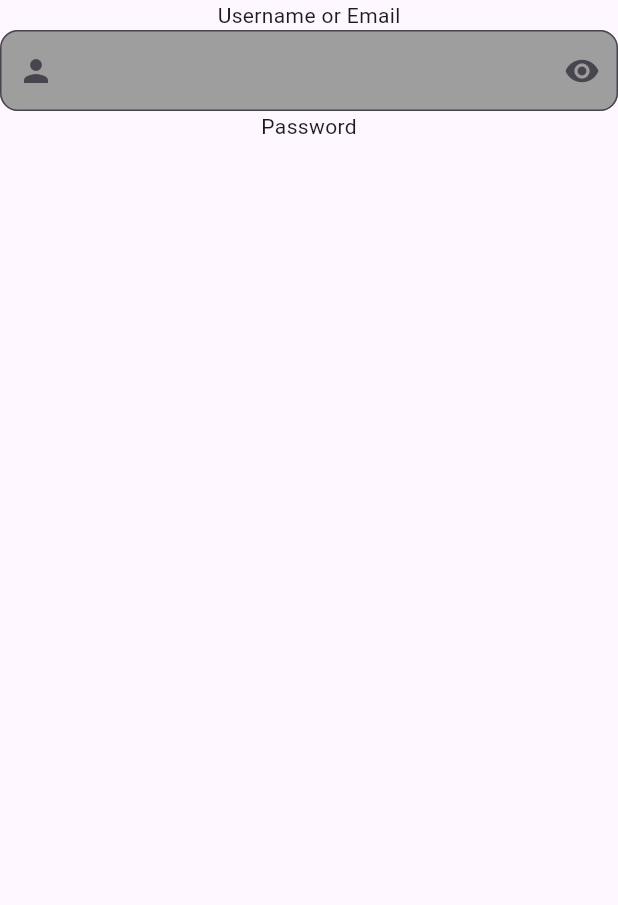
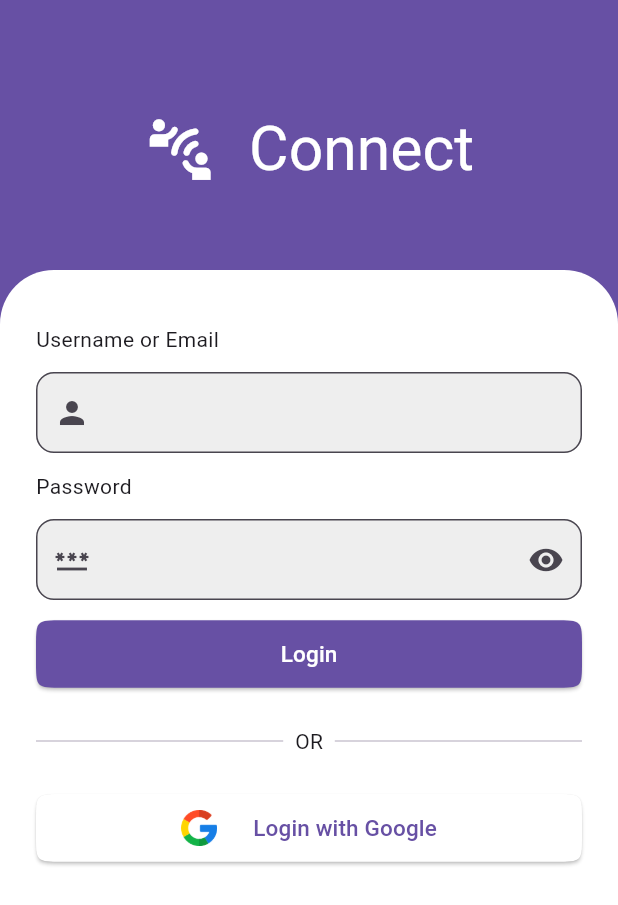
Before and after one commit to bienvenuelisis/connect_app, a Flutter app: the screen it shows after launch, on a phone screen of 412 x 824 dp. Shown: the top 905 px of the screen. Run offline on Flutter 3.47's test engine with Material 3 defaults, Android fonts, the phone set to English and light mode, and no system bars; missing offline and left inert: encryption_lib.

Commit message:
On boading UI screen

```diff
--- a/lib/android/app.dart
+++ b/lib/android/app.dart
@@ -1,7 +1,8 @@
+import 'package:connect_app/commons/constants/constants.dart';
 import 'package:flutter/material.dart';
 
-import 'commons/theme.dart';
-import 'screens/splash_screen.dart';
+import 'core/theme.dart';
+import '../commons/screens/splash_screen.dart';
 
 class AndroidApp extends StatelessWidget {
   const AndroidApp({super.key});
@@ -9,7 +10,7 @@ class AndroidApp extends StatelessWidget {
   @override
   Widget build(BuildContext context) {
     return MaterialApp(
-      title: "Connect App",
+      title: appTitle,
       home: const SplashScreen(),
       debugShowCheckedModeBanner: false,
       theme: androidLightTheme,
--- a/lib/android/screens/onboarding_screen.dart
+++ b/lib/android/screens/onboarding_screen.dart
@@ -1,3 +1,6 @@
+import 'package:connect_app/android/widgets/on_boarding_form.dart';
+import 'package:connect_app/commons/layouts/rounded_top_app_bar_layout.dart';
+import 'package:connect_app/commons/widgets/app_icon_and_title.dart';
 import 'package:flutter/material.dart';
 
 class OnBoardingScreen extends StatelessWidget {
@@ -5,28 +8,18 @@ class OnBoardingScreen extends StatelessWidget {
 
   @override
   Widget build(BuildContext context) {
-    return Material(
-      child: Column(
+    return RoundedTopAppBarLayout(
+      appBar: Transform.scale(
+        scale: 0.9,
+        child: const AppIconAndTitle(),
+      ),
+      body: const Column(
+        crossAxisAlignment: CrossAxisAlignment.start,
         children: [
-          const Text("Username or Email"),
-          TextField(
-            style: const TextStyle(
-              color: Colors.white,
-            ),
-            decoration: InputDecoration(
-              prefixIcon: const Icon(Icons.person),
-              suffixIcon: const Icon(Icons.visibility),
-              fillColor: Colors.grey,
-              filled: true,
-              constraints: const BoxConstraints(
-                maxHeight: 54,
-              ),
-              border: OutlineInputBorder(
-                borderRadius: BorderRadius.circular(12),
-              ),
-            ),
+          Padding(
+            padding: EdgeInsets.only(top: 36),
+            child: OnBoardingForm(),
           ),
-          const Text("Password"),
         ],
       ),
     );
--- /dev/null
+++ b/lib/android/widgets/on_boarding_form.dart
@@ -0,0 +1,137 @@
+import 'package:flutter/material.dart';
+
+class OnBoardingForm extends StatelessWidget {
+  const OnBoardingForm({
+    super.key,
+  });
+
+  @override
+  Widget build(BuildContext context) {
+    final size = MediaQuery.sizeOf(context);
+
+    return Padding(
+      padding: const EdgeInsets.symmetric(horizontal: 24.0),
+      child: Column(
+        crossAxisAlignment: CrossAxisAlignment.start,
+        children: [
+          const Text("Username or Email"),
+          const _Gap(),
+          TextField(
+            style: const TextStyle(
+              color: Colors.white,
+            ),
+            decoration: InputDecoration(
+              prefixIcon: const Icon(Icons.person),
+              fillColor: Colors.grey[200],
+              filled: true,
+              constraints: const BoxConstraints(
+                maxHeight: 54,
+              ),
+              border: OutlineInputBorder(
+                borderRadius: BorderRadius.circular(12),
+              ),
+            ),
+          ),
+          const _Gap(),
+          const Text("Password"),
+          const _Gap(),
+          TextField(
+            style: const TextStyle(
+              color: Colors.white,
+            ),
+            decoration: InputDecoration(
+              prefixIcon: const Icon(Icons.password),
+              suffixIcon: const Icon(Icons.visibility),
+              fillColor: Colors.grey[200],
+              filled: true,
+              constraints: const BoxConstraints(
+                maxHeight: 54,
+              ),
+              border: OutlineInputBorder(
+                borderRadius: BorderRadius.circular(12),
+              ),
+            ),
+          ),
+          const _Gap(),
+          ElevatedButton(
+            onPressed: () {},
+            style: ElevatedButton.styleFrom(
+              fixedSize: Size(size.width - 36, 45),
+              backgroundColor: Theme.of(context).primaryColor,
+              shape: ContinuousRectangleBorder(
+                borderRadius: BorderRadius.circular(18),
+              ),
+            ),
+            child: const Text(
+              "Login",
+              style: TextStyle(
+                color: Colors.white,
+                fontSize: 15,
+              ),
+            ),
+          ),
+          const _Gap(),
+          const _Gap(),
+          Row(
+            mainAxisAlignment: MainAxisAlignment.spaceBetween,
+            children: [
+              SizedBox(
+                width: size.width * 0.4,
+                child: const Divider(),
+              ),
+              const Text("OR"),
+              SizedBox(
+                width: size.width * 0.4,
+                child: const Divider(),
+              ),
+            ],
+          ),
+          const _Gap(),
+          const _Gap(),
+          ElevatedButton(
+            onPressed: () {},
+            style: ElevatedButton.styleFrom(
+              fixedSize: Size(size.width - 36, 45),
+              backgroundColor: Colors.white,
+              shape: ContinuousRectangleBorder(
+                borderRadius: BorderRadius.circular(18),
+              ),
+            ),
+            child: Row(
+              mainAxisAlignment: MainAxisAlignment.center,
+              children: [
+                Image.asset(
+                  "assets/images/google.png",
+                  width: 24,
+                ),
+                const SizedBox(
+                  width: 24,
+                ),
+                Text(
+                  "Login with Google",
+                  style: TextStyle(
+                    color: Theme.of(context).primaryColor,
+                    fontSize: 15,
+                  ),
+                ),
+              ],
+            ),
+          ),
+        ],
+      ),
+    );
+  }
+}
+
+class _Gap extends StatelessWidget {
+  const _Gap({
+    super.key,
+  });
+
+  @override
+  Widget build(BuildContext context) {
+    return const SizedBox(
+      height: 12,
+    );
+  }
+}
--- /dev/null
+++ b/lib/commons/constants/constants.dart
@@ -0,0 +1 @@
+const appTitle = "Connect App";
--- /dev/null
+++ b/lib/commons/layouts/multi_platform_widget.dart
@@ -0,0 +1,20 @@
+import 'dart:io';
+
+import 'package:flutter/widgets.dart';
+
+class MultiPlatformWidget extends StatelessWidget {
+  const MultiPlatformWidget({
+    super.key,
+    required this.android,
+    required this.ios,
+  });
+
+  final Widget android;
+  final Widget ios;
+
+  @override
+  Widget build(BuildContext context) {
+    return android;
+    return Platform.isIOS ? ios : android;
+  }
+}
--- /dev/null
+++ b/lib/commons/layouts/rounded_top_app_bar_layout.dart
@@ -0,0 +1,61 @@
+import 'package:flutter/material.dart';
+
+class RoundedTopAppBarLayout extends StatelessWidget {
+  const RoundedTopAppBarLayout({
+    super.key,
+    required this.appBar,
+    required this.body,
+  });
+
+  final Widget appBar;
+  final Widget body;
+
+  @override
+  Widget build(BuildContext context) {
+    final theme = Theme.of(context);
+    final size = MediaQuery.sizeOf(context);
+
+    return Material(
+      color: theme.primaryColor,
+      child: SizedBox(
+        width: size.width,
+        height: size.height,
+        child: Stack(
+          children: [
+            Positioned(
+              top: 0,
+              left: 0,
+              child: SizedBox(
+                width: size.width,
+                height: 200,
+                child: DecoratedBox(
+                  decoration: BoxDecoration(
+                    color: theme.primaryColor,
+                  ),
+                  child: appBar,
+                ),
+              ),
+            ),
+            Positioned(
+              top: 180,
+              left: 0,
+              child: SizedBox(
+                width: size.width,
+                height: size.height - 180,
+                child: DecoratedBox(
+                  decoration: const BoxDecoration(
+                    color: Colors.white,
+                    borderRadius: BorderRadius.vertical(
+                      top: Radius.circular(36),
+                    ),
+                  ),
+                  child: body,
+                ),
+              ),
+            ),
+          ],
+        ),
+      ),
+    );
+  }
+}
--- a/lib/android/screens/splash_screen.dart
+++ b/lib/commons/screens/splash_screen.dart
@@ -1,7 +1,10 @@
+import 'package:connect_app/android/functions/navigation.dart';
+import 'package:connect_app/commons/layouts/multi_platform_widget.dart';
+import 'package:connect_app/commons/widgets/app_icon_and_title.dart';
 import 'package:flutter/material.dart';
 
-import '../commons/navigation.dart';
-import 'onboarding_screen.dart';
+import '../../android/screens/onboarding_screen.dart' as android;
+import '../../ios/screens/onboarding_screen.dart' as ios;
 
 class SplashScreen extends StatefulWidget {
   const SplashScreen({super.key});
@@ -12,8 +15,14 @@ class SplashScreen extends StatefulWidget {
 
 class _SplashScreenState extends State<SplashScreen>
     with SingleTickerProviderStateMixin {
+  late AnimationController controller;
   Duration duration = const Duration(seconds: 3);
-  late AnimationController controller;
+
+  @override
+  void dispose() {
+    controller.stop();
+    super.dispose();
+  }
 
   @override
   void initState() {
@@ -22,7 +31,10 @@ class _SplashScreenState extends State<SplashScreen>
     ).then(
       (_) => pushToAndRemoveAll(
         context,
-        const OnBoardingScreen(),
+        const MultiPlatformWidget(
+          android: android.OnBoardingScreen(),
+          ios: ios.OnBoardingScreen(),
+        ),
       ),
     );
     controller = AnimationController(
@@ -30,6 +42,10 @@ class _SplashScreenState extends State<SplashScreen>
       duration: duration,
     );
     controller.forward();
+    controller.repeat(
+      reverse: true,
+      min: 0.5,
+    );
     super.initState();
   }
 
@@ -37,32 +53,19 @@ class _SplashScreenState extends State<SplashScreen>
   Widget build(BuildContext context) {
     final theme = Theme.of(context);
 
-    return Material(
+    return ColoredBox(
       color: theme.primaryColor,
       child: Center(
         child: AnimatedBuilder(
           animation: controller,
           builder: (context, child) {
-            return child!;
+            //print(controller.value);
+            return Transform.scale(
+              scale: controller.value * 1.5,
+              child: child!,
+            );
           },
-          child: Row(
-            mainAxisAlignment: MainAxisAlignment.center,
-            children: [
-              const Icon(
-                Icons.connect_without_contact_rounded,
-                size: 54,
-              ),
-              const SizedBox(
-                width: 24,
-              ),
-              Text(
-                "Connect",
-                style: theme.textTheme.displayMedium?.copyWith(
-                  color: Colors.white,
-                ),
-              ),
-            ],
-          ),
+          child: const AppIconAndTitle(),
         ),
       ),
     );
--- /dev/null
+++ b/lib/commons/widgets/app_icon_and_title.dart
@@ -0,0 +1,32 @@
+import 'package:flutter/material.dart';
+
+class AppIconAndTitle extends StatelessWidget {
+  const AppIconAndTitle({
+    super.key,
+  });
+
+  @override
+  Widget build(BuildContext context) {
+    final theme = Theme.of(context);
+
+    return Row(
+      mainAxisAlignment: MainAxisAlignment.center,
+      children: [
+        const Icon(
+          Icons.connect_without_contact_rounded,
+          size: 54,
+          color: Colors.white,
+        ),
+        const SizedBox(
+          width: 24,
+        ),
+        Text(
+          "Connect",
+          style: theme.textTheme.displayMedium?.copyWith(
+            color: Colors.white,
+          ),
+        ),
+      ],
+    );
+  }
+}
--- a/lib/ios/app.dart
+++ b/lib/ios/app.dart
@@ -1,3 +1,6 @@
+import 'package:connect_app/commons/constants/constants.dart';
+import 'package:connect_app/commons/screens/splash_screen.dart';
+import 'package:connect_app/ios/core/theme.dart';
 import 'package:flutter/cupertino.dart';
 
 class IOSApp extends StatelessWidget {
@@ -5,6 +8,11 @@ class IOSApp extends StatelessWidget {
 
   @override
   Widget build(BuildContext context) {
-    return const CupertinoApp();
+    return const CupertinoApp(
+      home: SplashScreen(),
+      title: appTitle,
+      debugShowCheckedModeBanner: false,
+      theme: cupertinoLightTheme,
+    );
   }
 }
--- /dev/null
+++ b/lib/ios/core/theme.dart
@@ -0,0 +1,5 @@
+import 'package:flutter/cupertino.dart';
+
+const cupertinoLightTheme = CupertinoThemeData(
+  applyThemeToAll: false,
+);
--- /dev/null
+++ b/lib/ios/screens/onboarding_screen.dart
@@ -0,0 +1,36 @@
+import 'package:flutter/cupertino.dart';
+import 'package:flutter/material.dart';
+
+class OnBoardingScreen extends StatelessWidget {
+  const OnBoardingScreen({super.key});
+
+  @override
+  Widget build(BuildContext context) {
+    return ColoredBox(
+      color: Colors.white,
+      child: Padding(
+        padding: const EdgeInsets.symmetric(horizontal: 8.0),
+        child: Column(
+          crossAxisAlignment: CrossAxisAlignment.start,
+          mainAxisAlignment: MainAxisAlignment.center,
+          children: [
+            const Text("Username or Email"),
+            const SizedBox(
+              height: 12,
+            ),
+            CupertinoTextField(
+              style: const TextStyle(
+                color: Colors.white,
+              ),
+              decoration: BoxDecoration(
+                color: Colors.grey,
+                border: Border.all(),
+              ),
+            ),
+            const Text("Password"),
+          ],
+        ),
+      ),
+    );
+  }
+}
--- a/lib/main.dart
+++ b/lib/main.dart
@@ -1,6 +1,5 @@
-import 'dart:io' show Platform;
-
 import 'package:connect_app/android/app.dart';
+import 'package:connect_app/commons/layouts/multi_platform_widget.dart';
 import 'package:connect_app/ios/app.dart';
 import 'package:flutter/material.dart';
 
@@ -13,7 +12,9 @@ class MainApp extends StatelessWidget {
 
   @override
   Widget build(BuildContext context) {
-    return const AndroidApp();
-    return Platform.isAndroid ? const AndroidApp() : const IOSApp();
+    return const MultiPlatformWidget(
+      android: AndroidApp(),
+      ios: IOSApp(),
+    );
   }
 }
```
Also changed, not shown: assets/images/google.png (added), lib/android/core/theme.dart (renamed from lib/android/commons/theme.dart), lib/android/functions/encryptions_utils.dart (renamed from lib/android/commons/encryptions_utils.dart), lib/android/functions/navigation.dart (renamed from lib/android/commons/navigation.dart), pubspec.lock.
